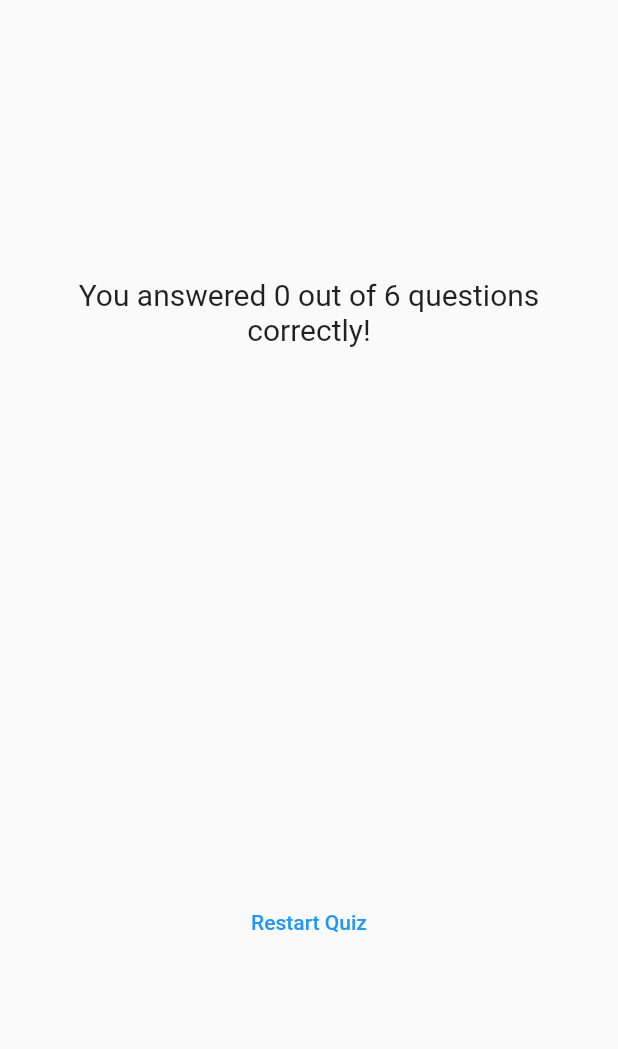
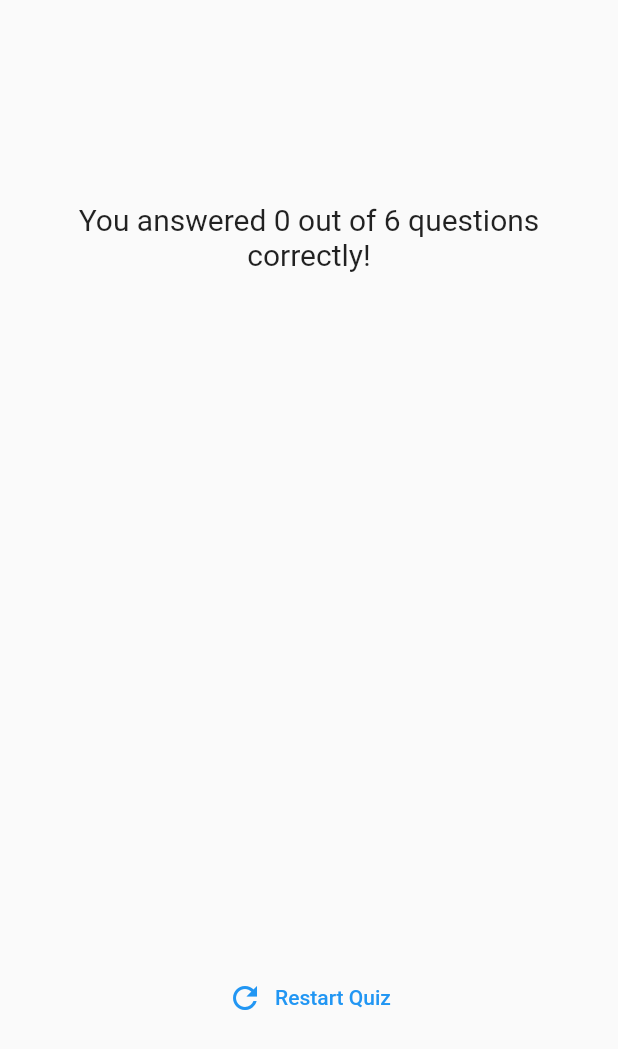
Before and after one commit to marijoyapa/flutter-second, a Flutter app: the ResultsScreen widget shown alone on an empty page, opened directly with empty values, on a phone screen of 412 x 824 dp. Shown: the top 1049 px of the screen. Run offline on Flutter 3.47's test engine with Material 2 defaults, Android fonts, the phone set to English and light mode, and no system bars; our stand-ins replace google_fonts.

Commit message:
result summary working

```diff
--- a/adv_basics/lib/questions_screen.dart
+++ b/adv_basics/lib/questions_screen.dart
@@ -19,8 +19,6 @@ class _QuestionsScreenState extends State<QuestionsScreen> {
 
   void answerQuestion(String selectedAnswer) {
     widget.onSelectAnswer(selectedAnswer);
-    // currentQuestionIndex = currentQuestionIndex +1;
-    // currentQuestionIndex += 1;
     setState(() {
       currentQuestionIndex++;
     });
--- a/adv_basics/lib/result_screen.dart
+++ b/adv_basics/lib/result_screen.dart
@@ -3,9 +3,10 @@ import 'package:adv_basics/data/questions.dart';
 import 'package:adv_basics/questions_summary.dart';
 
 class ResultsScreen extends StatelessWidget {
-  const ResultsScreen({super.key, required this.chosenAnswers});
+  const ResultsScreen({super.key, required this.chosenAnswers, required this.restartQuiz});
 
   final List<String> chosenAnswers;
+  final void Function() restartQuiz;
 
   List<Map<String, Object>> getSummaryData() {
     final List<Map<String, Object>> summary = [];
@@ -19,11 +20,15 @@ class ResultsScreen extends StatelessWidget {
       });
     }
     return summary;
+
+
   }
 
   @override
   Widget build(context) {
     final summaryData = getSummaryData();
+        var blue = Colors.blueAccent;
+    var pink = Colors.pinkAccent;
 
     final numTotalQuestions = questions.length;
     final numCorrectQuetions = summaryData.where((data) {
@@ -51,10 +56,11 @@ class ResultsScreen extends StatelessWidget {
             const SizedBox(
               height: 30,
             ),
-            TextButton(
-              onPressed: () {},
-              child: const Text('Restart Quiz'),
-            ),
+            TextButton.icon(
+              onPressed: restartQuiz,
+              icon: const Icon(Icons.refresh_outlined),
+              label: const Text('Restart Quiz'),
+            )
           ],
         ),
       ),
```
Also changed, not shown: adv_basics/lib/questions_restart.dart (added, +23 -0 lines), adv_basics/lib/questions_summary.dart (+42 -8 lines), adv_basics/lib/quiz.dart (+8 -2 lines).
